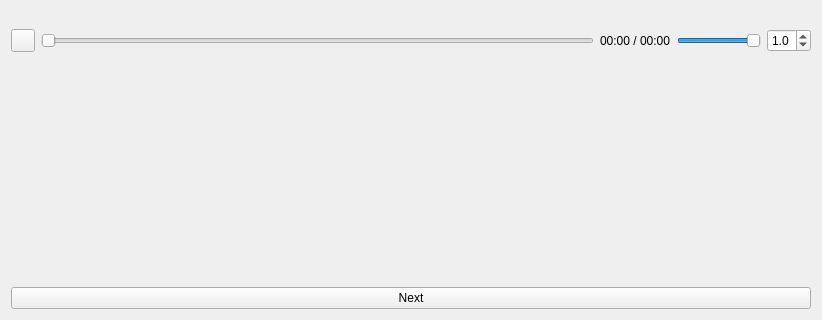
First picture: the form in src/main-window.ui, repository Spark-NF/organizer, before the edit; both pictures show x 0 to 822 and y 230 to 550 of the 822 by 550 pixel window.
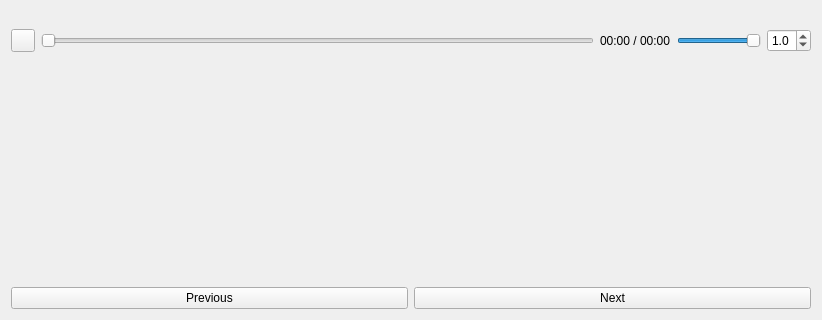
Second picture: the form after the edit. Icons and pictures are not drawn.

Commit message: Add 'previous file' button

Patch:
```diff
--- a/src/main-window.ui
+++ b/src/main-window.ui
@@ -131,6 +131,13 @@
     </item>
     <item>
      <layout class="QHBoxLayout" name="layoutButtons">
+      <item>
+       <widget class="QPushButton" name="buttonPrevious">
+        <property name="text">
+         <string>Previous</string>
+        </property>
+       </widget>
+      </item>
       <item>
        <widget class="QPushButton" name="buttonNext">
         <property name="text">
```
Left out of the diff: 19 changed lines with no effect on the pictures. The commit also changes 2 other files.
